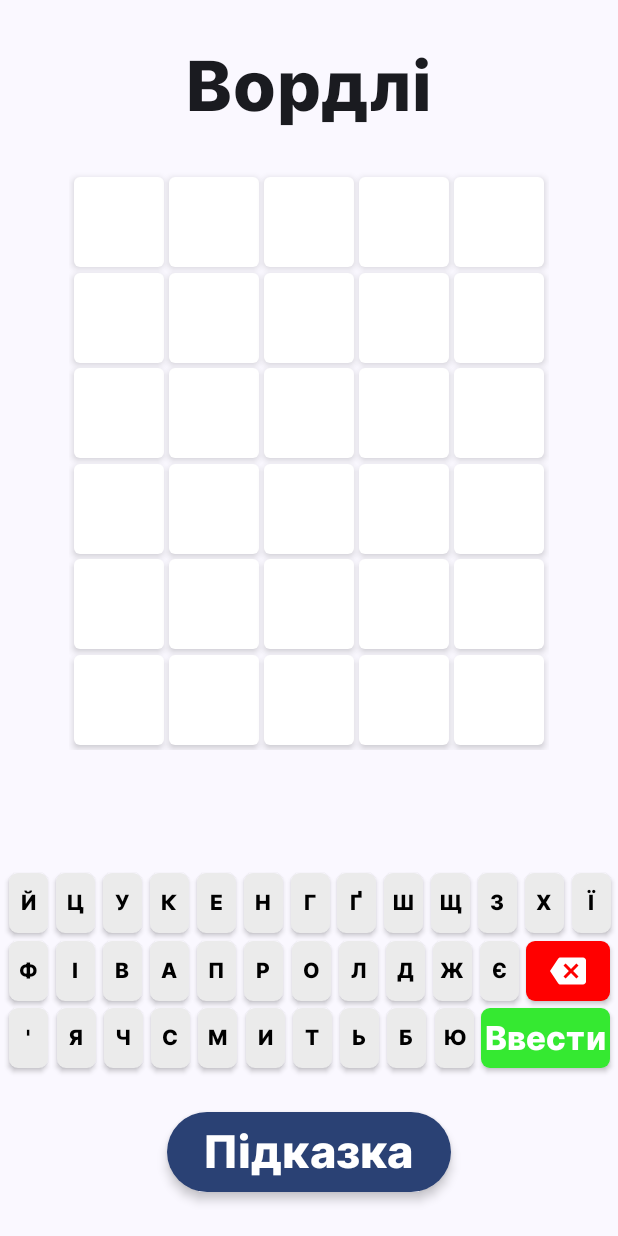
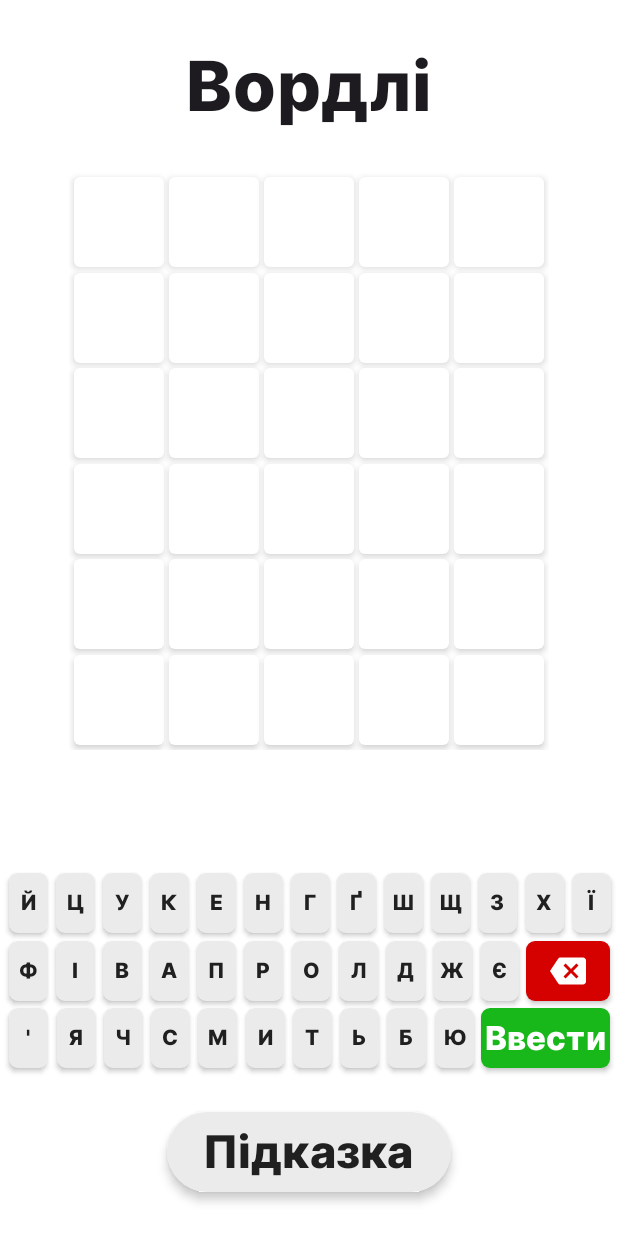
Before and after one commit to NikitunPVLK/Wordle_UKR, an Android app built with Jetpack Compose: the screen it shows after launch (MainActivity), on a phone screen of 412 x 824 dp. Run offline under Robolectric (Android 15) with nearby library versions, the phone set to English and light mode, and no system bars.

Commit message:
Dark and light themes provided

```diff
--- a/Wordle_Ukr/app/src/main/java/com/example/wordle_ukr/ui/activities/MainActivity.kt
+++ b/Wordle_Ukr/app/src/main/java/com/example/wordle_ukr/ui/activities/MainActivity.kt
@@ -12,7 +12,7 @@ import androidx.compose.ui.Modifier
 import androidx.lifecycle.viewmodel.compose.viewModel
 import com.example.wordle_ukr.R
 import com.example.wordle_ukr.ui.screens.game_screen.GameScreen
-import com.example.wordle_ukr.ui.theme.Wordle_UkrTheme
+import com.example.wordle_ukr.ui.theme.WordleUkrTheme
 import com.example.wordle_ukr.ui.view_models.GameViewModel
 import com.example.wordle_ukr.ui.view_models.ViewModelFactory
 
@@ -20,7 +20,7 @@ class MainActivity : ComponentActivity() {
     override fun onCreate(savedInstanceState: Bundle?) {
         super.onCreate(savedInstanceState)
         setContent {
-            Wordle_UkrTheme {
+            WordleUkrTheme {
                 // A surface container using the 'background' color from the theme
                 Surface(
                     modifier = Modifier.fillMaxSize(),
--- a/Wordle_Ukr/app/src/main/java/com/example/wordle_ukr/ui/screens/game_screen/GameScreen.kt
+++ b/Wordle_Ukr/app/src/main/java/com/example/wordle_ukr/ui/screens/game_screen/GameScreen.kt
@@ -66,7 +66,7 @@ fun GameScreen(
             Text(
                 text = stringResource(id = R.string.hint),
                 fontSize = 30.sp,
-                color = Color.White,
+                color = MaterialTheme.colorScheme.onPrimary,
                 fontFamily = Inter,
                 fontWeight = FontWeight.ExtraBold
             )
--- a/Wordle_Ukr/app/src/main/java/com/example/wordle_ukr/ui/screens/game_screen/components/GameField.kt
+++ b/Wordle_Ukr/app/src/main/java/com/example/wordle_ukr/ui/screens/game_screen/components/GameField.kt
@@ -13,6 +13,7 @@ import androidx.compose.foundation.lazy.items
 import androidx.compose.foundation.shape.RoundedCornerShape
 import androidx.compose.material3.Card
 import androidx.compose.material3.CardDefaults
+import androidx.compose.material3.MaterialTheme
 import androidx.compose.material3.Text
 import androidx.compose.runtime.Composable
 import androidx.compose.ui.Alignment
@@ -64,10 +65,10 @@ fun LetterContainer(
     modifier: Modifier = Modifier
 ) {
     val color = when(letter.state) {
-        LetterState.UNDEFINED -> Color.White
-        LetterState.CORRECT -> Color.Green
-        LetterState.DISPOSITION -> Color.Yellow
-        LetterState.WRONG -> Color.Gray
+        LetterState.UNDEFINED -> MaterialTheme.colorScheme.primaryContainer
+        LetterState.CORRECT -> MaterialTheme.colorScheme.secondary
+        LetterState.DISPOSITION -> MaterialTheme.colorScheme.tertiary
+        LetterState.WRONG -> MaterialTheme.colorScheme.error
     }
     Card(
         modifier = modifier
--- a/Wordle_Ukr/app/src/main/java/com/example/wordle_ukr/ui/screens/game_screen/components/KeyBoard.kt
+++ b/Wordle_Ukr/app/src/main/java/com/example/wordle_ukr/ui/screens/game_screen/components/KeyBoard.kt
@@ -11,6 +11,7 @@ import androidx.compose.foundation.lazy.LazyRow
 import androidx.compose.foundation.shape.RoundedCornerShape
 import androidx.compose.material3.Button
 import androidx.compose.material3.ButtonDefaults
+import androidx.compose.material3.MaterialTheme
 import androidx.compose.material3.Text
 import androidx.compose.runtime.Composable
 import androidx.compose.ui.Alignment
@@ -24,9 +25,9 @@ import androidx.compose.ui.tooling.preview.Preview
 import androidx.compose.ui.unit.dp
 import androidx.compose.ui.unit.sp
 import com.example.wordle_ukr.R
+import com.example.wordle_ukr.ui.theme.DeleteKeyColor
 import com.example.wordle_ukr.ui.theme.Inter
-import com.example.wordle_ukr.ui.theme.KeyColor
-import com.example.wordle_ukr.ui.theme.SubmitKeyColor
+import com.example.wordle_ukr.ui.theme.Green
 
 @Composable
 fun Keyboard(
@@ -82,7 +83,7 @@ fun Key(
         modifier = modifier
             .width(dimensionResource(id = R.dimen.key_width))
             .height(dimensionResource(id = R.dimen.key_height)),
-        colors = ButtonDefaults.buttonColors(containerColor = KeyColor),
+        colors = ButtonDefaults.buttonColors(MaterialTheme.colorScheme.primary),
         shape = RoundedCornerShape(dimensionResource(id = R.dimen.key_radius)),
         contentPadding = PaddingValues(0.dp),
         elevation = ButtonDefaults.buttonElevation(dimensionResource(id = R.dimen.key_elevation)),
@@ -94,7 +95,7 @@ fun Key(
             text = char.uppercase(),
             fontFamily = Inter,
             fontWeight = FontWeight.ExtraBold,
-            color = Color.Black
+            color = MaterialTheme.colorScheme.onPrimary
         )
     }
 }
@@ -108,7 +109,7 @@ fun DeleteKey(
         modifier = modifier
             .width(dimensionResource(id = R.dimen.delete_key_width))
             .height(dimensionResource(id = R.dimen.delete_key_height)),
-        colors = ButtonDefaults.buttonColors(containerColor = Color.Red),
+        colors = ButtonDefaults.buttonColors(DeleteKeyColor),
         shape = RoundedCornerShape(dimensionResource(id = R.dimen.delete_key_radius)),
         contentPadding = PaddingValues(0.dp),
         elevation = ButtonDefaults.buttonElevation(dimensionResource(id = R.dimen.key_elevation)),
@@ -130,7 +131,7 @@ fun SubmitKey(
         modifier = modifier
             .width(dimensionResource(id = R.dimen.submit_key_width))
             .height(dimensionResource(id = R.dimen.submit_key_height)),
-        colors = ButtonDefaults.buttonColors(containerColor = SubmitKeyColor),
+        colors = ButtonDefaults.buttonColors(Green),
         shape = RoundedCornerShape(dimensionResource(id = R.dimen.submit_key_radius)),
         contentPadding = PaddingValues(0.dp),
         elevation = ButtonDefaults.buttonElevation(dimensionResource(id = R.dimen.key_elevation)),
--- a/Wordle_Ukr/app/src/main/java/com/example/wordle_ukr/ui/theme/Color.kt
+++ b/Wordle_Ukr/app/src/main/java/com/example/wordle_ukr/ui/theme/Color.kt
@@ -2,13 +2,16 @@ package com.example.wordle_ukr.ui.theme
 
 import androidx.compose.ui.graphics.Color
 
-val Purple80 = Color(0xFFD0BCFF)
-val PurpleGrey80 = Color(0xFFCCC2DC)
-val Pink80 = Color(0xFFEFB8C8)
+val TextColor = Color(0xFF202020)
+val KeyColor = Color(0xFFEBEBEB)
+val Green = Color(0xFF18B81B)
+val DeleteKeyColor = Color(0xFFD50101)
+val CharDispositionColor = Color(0xFFE7D800)
+val CorrectCharColor = Green
+val MistakenCharLightColor = Color(0xFF8D8D8D)
 
-val Purple40 = Color(0xFF6650a4)
-val PurpleGrey40 = Color(0xFF625b71)
-val Pink40 = Color(0xFF7D5260)
 
-val KeyColor = Color(0xFFEBEBEB)
-val SubmitKeyColor = Color(0xFF35E931)
+val DarkPrimary = Color(0xFF666666)
+val MistakenCharDarkColor = Color(0xFF464646)
+val DarkTextColor = Color(0xFFECECEC)
+val DarkBackground = Color(red = 28, green = 27, blue = 31)
--- a/Wordle_Ukr/app/src/main/java/com/example/wordle_ukr/ui/theme/Theme.kt
+++ b/Wordle_Ukr/app/src/main/java/com/example/wordle_ukr/ui/theme/Theme.kt
@@ -1,54 +1,51 @@
 package com.example.wordle_ukr.ui.theme
 
 import android.app.Activity
-import android.os.Build
 import androidx.compose.foundation.isSystemInDarkTheme
 import androidx.compose.material3.MaterialTheme
 import androidx.compose.material3.darkColorScheme
-import androidx.compose.material3.dynamicDarkColorScheme
-import androidx.compose.material3.dynamicLightColorScheme
 import androidx.compose.material3.lightColorScheme
 import androidx.compose.runtime.Composable
 import androidx.compose.runtime.SideEffect
+import androidx.compose.ui.graphics.Color
 import androidx.compose.ui.graphics.toArgb
-import androidx.compose.ui.platform.LocalContext
 import androidx.compose.ui.platform.LocalView
 import androidx.core.view.WindowCompat
 
 private val DarkColorScheme = darkColorScheme(
-    primary = Purple80,
-    secondary = PurpleGrey80,
-    tertiary = Pink80
+    background = DarkBackground,
+    primary = DarkPrimary,
+    onPrimary = DarkTextColor,
+    primaryContainer = DarkPrimary,
+    onPrimaryContainer = TextColor,
+    error = MistakenCharDarkColor,
+    onError = DarkTextColor,
+    secondary = CorrectCharColor,
+    onSecondary = DarkTextColor,
+    tertiary = CharDispositionColor,
+    onTertiary = DarkTextColor
 )
 
 private val LightColorScheme = lightColorScheme(
-    primary = Purple40,
-    secondary = PurpleGrey40,
-    tertiary = Pink40
-
-    /* Other default colors to override
-    background = Color(0xFFFFFBFE),
-    surface = Color(0xFFFFFBFE),
-    onPrimary = Color.White,
-    onSecondary = Color.White,
-    onTertiary = Color.White,
-    onBackground = Color(0xFF1C1B1F),
-    onSurface = Color(0xFF1C1B1F),
-    */
+    background = Color.White,
+    primary = KeyColor,
+    onPrimary = TextColor,
+    primaryContainer = Color.White,
+    onPrimaryContainer = TextColor,
+    error = MistakenCharLightColor,
+    onError = TextColor,
+    secondary = CorrectCharColor,
+    onSecondary = TextColor,
+    tertiary = CharDispositionColor,
+    onTertiary = TextColor
 )
 
 @Composable
-fun Wordle_UkrTheme(
+fun WordleUkrTheme(
     darkTheme: Boolean = isSystemInDarkTheme(),
-    // Dynamic color is available on Android 12+
-    dynamicColor: Boolean = true,
     content: @Composable () -> Unit
 ) {
     val colorScheme = when {
-        dynamicColor && Build.VERSION.SDK_INT >= Build.VERSION_CODES.S -> {
-            val context = LocalContext.current
-            if (darkTheme) dynamicDarkColorScheme(context) else dynamicLightColorScheme(context)
-        }
 
         darkTheme -> DarkColorScheme
         else -> LightColorScheme
```
